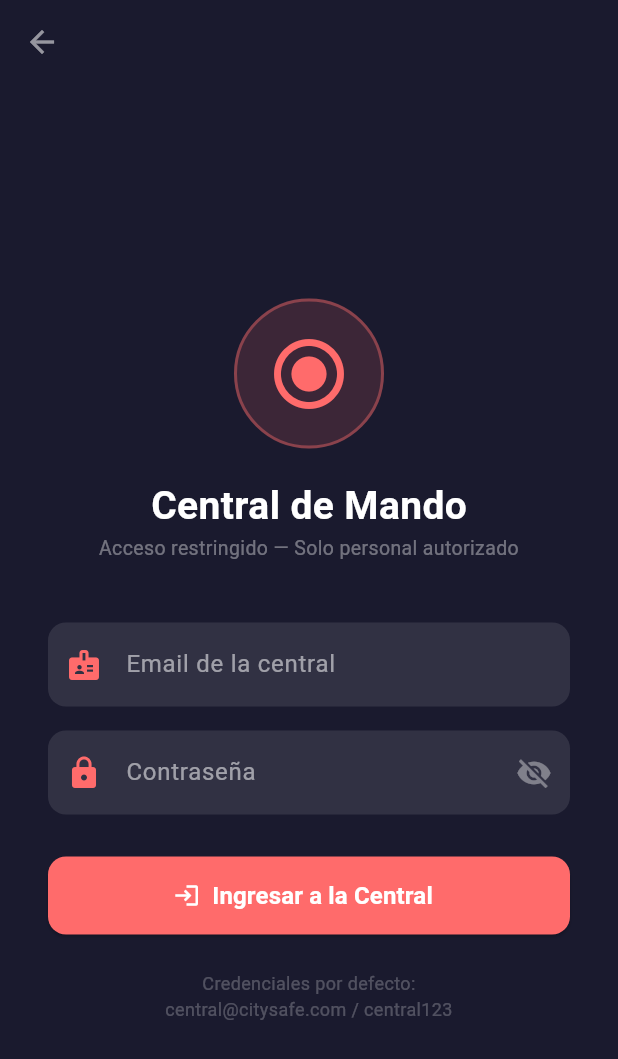
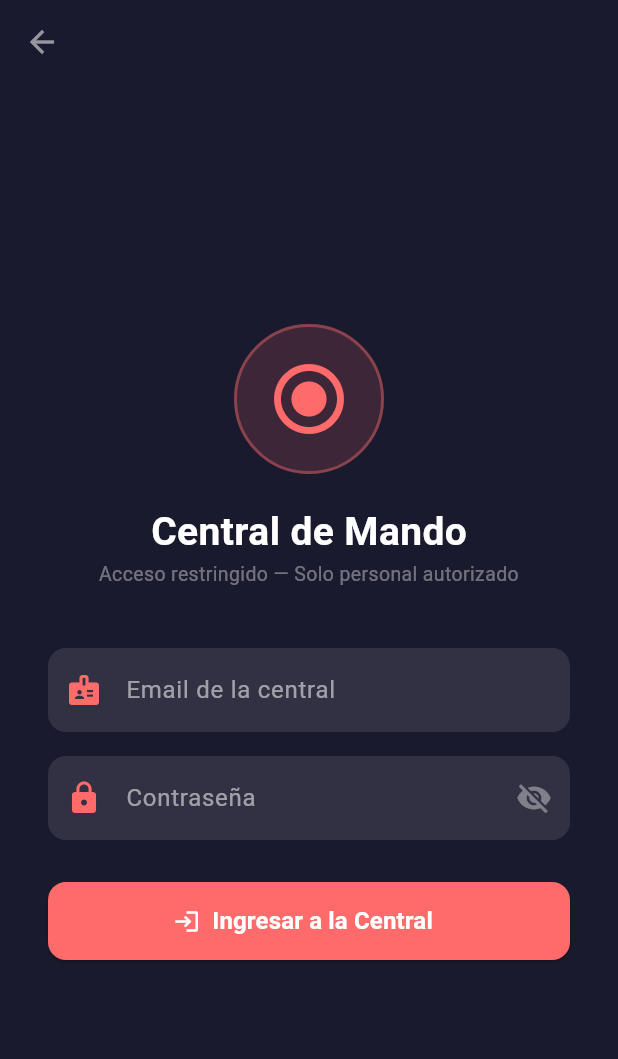
Before and after one commit to bruno260207/Citysafe-ecosystem-2026, a Flutter app: the CentralLoginScreen screen opened directly, on a phone screen of 412 x 824 dp. Shown: the top 1059 px of the screen. Run offline on Flutter 3.47's test engine with Material 3 defaults, Android fonts, the light colour scheme and no system bars; our stand-ins replace flutter_map, geolocator, latlong2, shared_preferences; accounts and stored records are empty.

Commit message:
Cambios finales

```diff
--- a/mobile/lib/screens/central_login_screen.dart
+++ b/mobile/lib/screens/central_login_screen.dart
@@ -150,11 +150,6 @@ class _CentralLoginScreenState extends State<CentralLoginScreen> {
                       ),
               ),
               const SizedBox(height: 24),
-              const Text(
-                'Credenciales por defecto:\ncentral@citysafe.com / central123',
-                style: TextStyle(color: Colors.white24, fontSize: 12),
-                textAlign: TextAlign.center,
-              ),
             ],
           ),
         ),
```
